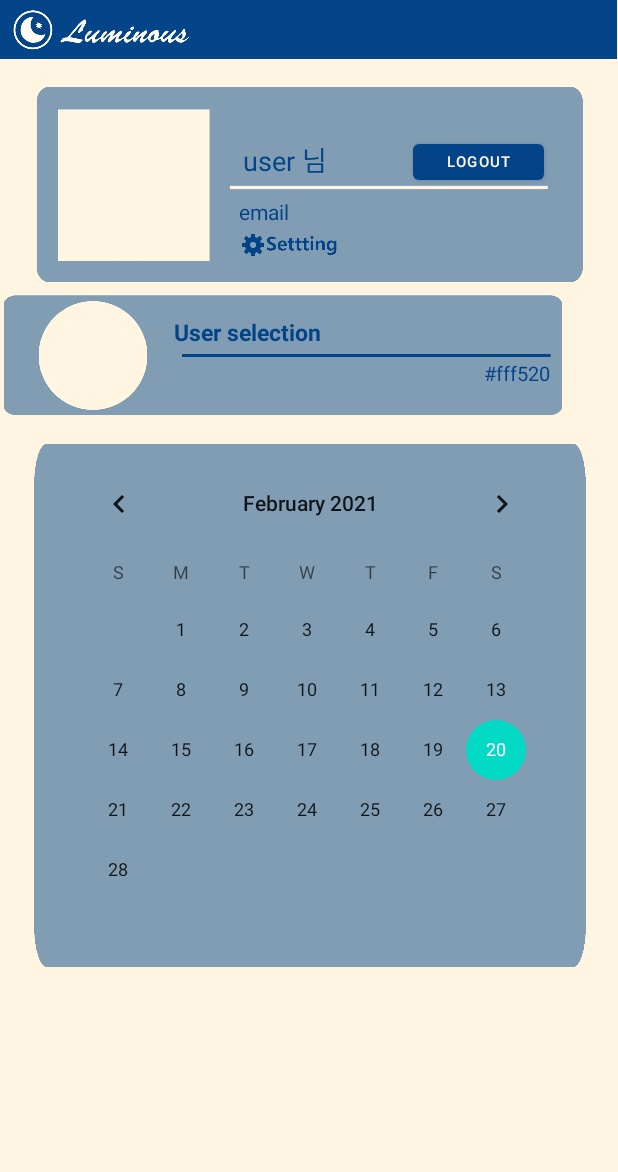
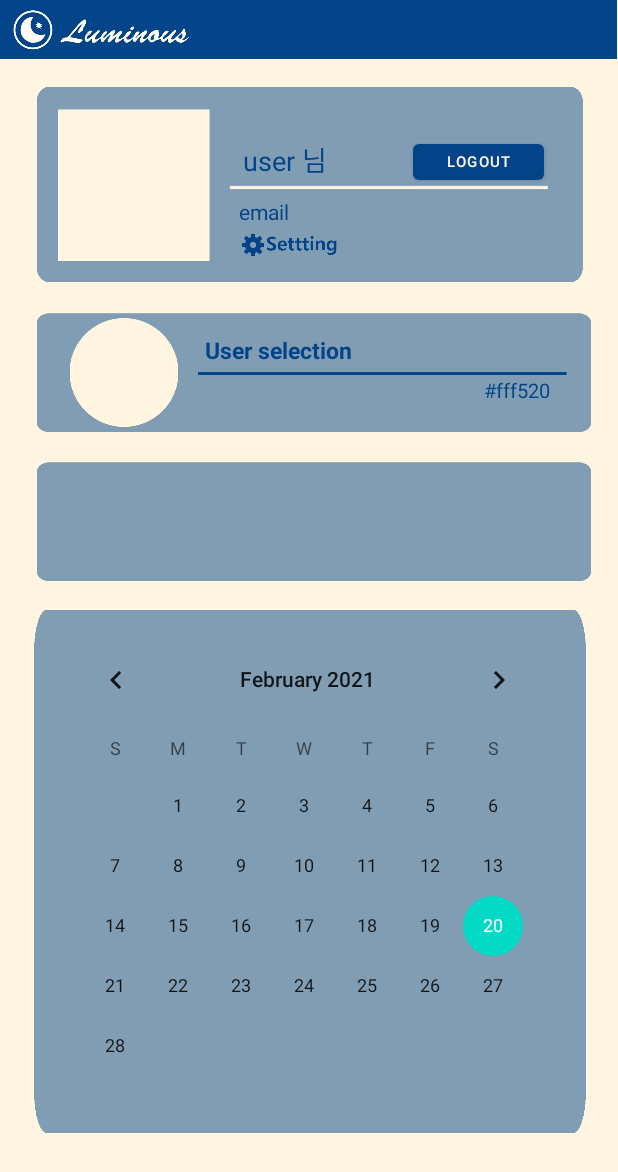
Before and after one commit to Yuri-CHOE/luminous, an Android app: the layout activity_my_page.xml on its own in the app's theme, with its tools: preview values and no code run, on a phone screen of 412 x 824 dp. Shown: the top 1172 px of the screen. Run offline under Robolectric (Android 15) with nearby library versions, the light colour scheme and no system bars.

Commit message:
스크롤 추가완료 -스크롤 추가 및 확인 완료

```diff
--- a/app/src/main/res/layout/activity_my_page.xml
+++ b/app/src/main/res/layout/activity_my_page.xml
@@ -1,24 +1,23 @@
 <?xml version="1.0" encoding="utf-8"?>
-<androidx.core.widget.NestedScrollView xmlns:android="http://schemas.android.com/apk/res/android"
+<LinearLayout xmlns:android="http://schemas.android.com/apk/res/android"
     xmlns:app="http://schemas.android.com/apk/res-auto"
     xmlns:tools="http://schemas.android.com/tools"
+    android:id="@+id/my_page"
     android:layout_width="match_parent"
     android:layout_height="match_parent"
-    android:layout_marginTop="0dp"
-    android:fillViewport="true"
     android:background="@color/MyPageBGcolor"
-    app:layout_constraintEnd_toStartOf="parent"
-    app:layout_constraintEnd_toEndOf="parent"
-    app:layout_constraintTop_toBottomOf="@+id/constraint_layout_zone"
-    app:layout_constraintBottom_toBottomOf="parent"
+    android:orientation="vertical"
     tools:context=".MyPage">
+
+    <ScrollView
+        android:layout_width="match_parent"
+        android:layout_height="match_parent"
+        android:overScrollMode="never">
 
         <androidx.constraintlayout.widget.ConstraintLayout
             android:id="@+id/constraint_layout_zone"
             android:layout_width="match_parent"
-        android:layout_height="wrap_content"
-        android:layout_marginHorizontal="0dp"
-        app:layout_constraintTop_toBottomOf="@+id/constraint_layout_zone">
+            android:layout_height="wrap_content">
 
             <ImageView
                 android:id="@+id/iv_profileMenu"
@@ -133,7 +132,7 @@
                 app:layout_constraintEnd_toEndOf="parent"
                 app:layout_constraintHorizontal_bias="0.0"
                 app:layout_constraintStart_toStartOf="parent"
-            app:layout_constraintTop_toBottomOf="@+id/imageView3"
+                app:layout_constraintTop_toBottomOf="@+id/imv_music"
                 app:srcCompat="@drawable/calendarbg" />
 
             <CalendarView
@@ -143,17 +142,25 @@
                 android:background="@color/Transparency"
                 app:layout_constraintBottom_toBottomOf="@+id/iv_calendar_BG"
                 app:layout_constraintEnd_toEndOf="@+id/iv_calendar_BG"
+                app:layout_constraintHorizontal_bias="0.474"
                 app:layout_constraintStart_toStartOf="@+id/iv_calendar_BG"
-            app:layout_constraintTop_toTopOf="@+id/iv_calendar_BG" />
+                app:layout_constraintTop_toTopOf="@+id/iv_calendar_BG"
+                app:layout_constraintVertical_bias="1.0" />
 
             <ImageView
-            android:id="@+id/imageView3"
+                android:id="@+id/imv_lamp"
                 android:layout_width="377dp"
-            android:layout_height="84dp"
-            android:layout_marginTop="4dp"
+                android:layout_height="83dp"
+                android:layout_marginStart="20dp"
+                android:layout_marginLeft="20dp"
+                android:layout_marginTop="16dp"
+                android:layout_marginEnd="14dp"
+                android:layout_marginRight="14dp"
+                app:layout_constraintEnd_toEndOf="parent"
+                app:layout_constraintStart_toStartOf="parent"
                 app:layout_constraintTop_toBottomOf="@+id/iv_MenuBG_1"
                 app:srcCompat="@drawable/currentcolorbg"
-            tools:layout_editor_absoluteX="20dp" />
+                tools:ignore="MissingConstraints" />
 
             <ImageView
                 android:id="@+id/iv_current_color"
@@ -161,9 +168,9 @@
                 android:layout_height="74dp"
                 android:layout_marginStart="24dp"
                 android:layout_marginLeft="24dp"
-            app:layout_constraintBottom_toBottomOf="@+id/imageView3"
-            app:layout_constraintStart_toStartOf="@+id/imageView3"
-            app:layout_constraintTop_toTopOf="@+id/imageView3"
+                app:layout_constraintBottom_toBottomOf="@+id/imv_lamp"
+                app:layout_constraintStart_toStartOf="@+id/imv_lamp"
+                app:layout_constraintTop_toTopOf="@+id/imv_lamp"
                 app:srcCompat="@drawable/currentcolor" />
 
             <TextView
@@ -178,7 +185,7 @@
                 android:textSize="15dp"
                 android:textStyle="bold"
                 app:layout_constraintStart_toEndOf="@+id/iv_current_color"
-            app:layout_constraintTop_toTopOf="@+id/imageView3" />
+                app:layout_constraintTop_toTopOf="@+id/imv_lamp" />
 
             <ImageView
                 android:id="@+id/imageView5"
@@ -201,10 +208,29 @@
                 android:text="#fff520"
                 android:textColor="@color/BGcolor"
                 android:textSize="13dp"
-            app:layout_constraintBottom_toBottomOf="@+id/imageView3"
+                app:layout_constraintBottom_toBottomOf="@+id/imv_lamp"
                 app:layout_constraintEnd_toEndOf="parent"
                 app:layout_constraintTop_toBottomOf="@+id/imageView5" />
 
+            <ImageView
+                android:id="@+id/imv_music"
+                android:layout_width="377dp"
+                android:layout_height="83dp"
+                android:layout_marginStart="20dp"
+                android:layout_marginLeft="20dp"
+                android:layout_marginTop="16dp"
+                android:layout_marginEnd="14dp"
+                android:layout_marginRight="14dp"
+                app:layout_constraintEnd_toEndOf="parent"
+                app:layout_constraintStart_toStartOf="parent"
+                app:layout_constraintTop_toBottomOf="@+id/imv_lamp"
+                app:srcCompat="@drawable/currentcolorbg"
+                tools:ignore="MissingConstraints" />
+
+
+
         </androidx.constraintlayout.widget.ConstraintLayout>
 
-</androidx.core.widget.NestedScrollView>
+    </ScrollView>
+
+</LinearLayout>
```
Lines whose indentation alone changed are shown as unchanged.
